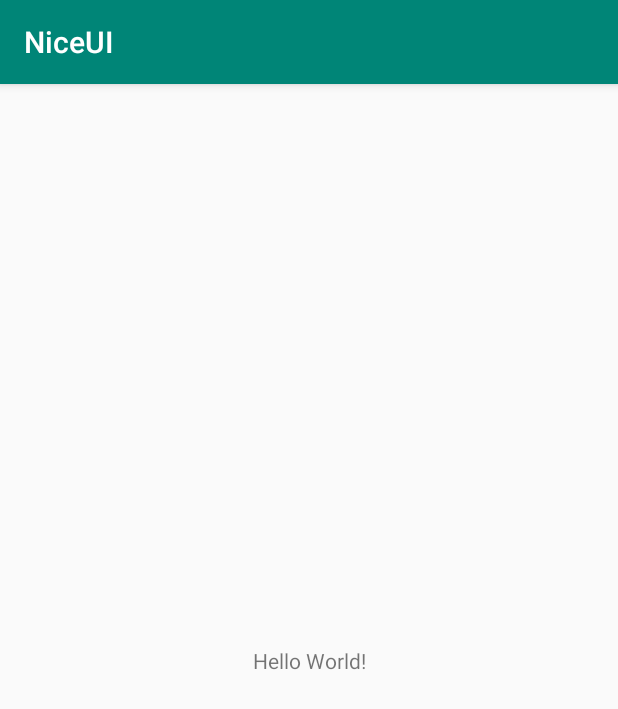
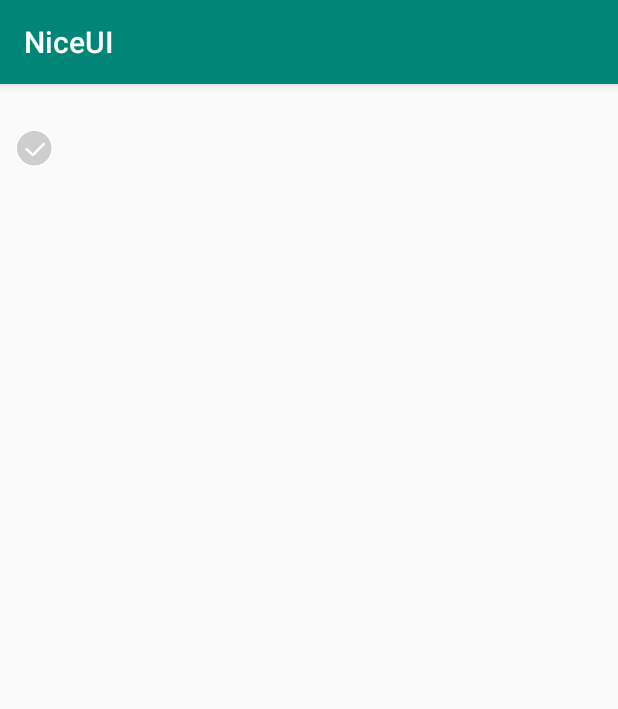
Before and after one commit to simplepeng/NiceUI, an Android app: the screen it shows after launch (MainActivity), on a phone screen of 412 x 824 dp. Shown: the top 709 px of the screen. Run offline under Robolectric (Android 15) with nearby library versions, the phone set to English and light mode, and no system bars.

Commit message:
add:NiceCheckView

```diff
--- a/app/src/main/java/demo/simple/niceui/MainActivity.kt
+++ b/app/src/main/java/demo/simple/niceui/MainActivity.kt
@@ -2,11 +2,16 @@ package demo.simple.niceui
 
 import androidx.appcompat.app.AppCompatActivity
 import android.os.Bundle
+import kotlinx.android.synthetic.main.activity_main.*
 
 class MainActivity : AppCompatActivity() {
 
     override fun onCreate(savedInstanceState: Bundle?) {
         super.onCreate(savedInstanceState)
         setContentView(R.layout.activity_main)
+
+        niceCheckView.setOnCheckedListener { checkView, isChecked ->
+
+        }
     }
 }
--- a/app/src/main/res/layout/activity_main.xml
+++ b/app/src/main/res/layout/activity_main.xml
@@ -6,13 +6,27 @@
     android:layout_height="match_parent"
     tools:context=".MainActivity">
 
-    <TextView
-        android:layout_width="wrap_content"
-        android:layout_height="wrap_content"
-        android:text="Hello World!"
-        app:layout_constraintBottom_toBottomOf="parent"
-        app:layout_constraintLeft_toLeftOf="parent"
-        app:layout_constraintRight_toRightOf="parent"
-        app:layout_constraintTop_toTopOf="parent" />
+    <ScrollView
+        android:layout_width="match_parent"
+        android:layout_height="match_parent"
+        android:padding="10dp">
+
+        <LinearLayout
+            android:layout_width="match_parent"
+            android:layout_height="wrap_content"
+            android:orientation="vertical">
+
+            <me.simple.ui.HorizontalProgressBar
+                android:layout_width="match_parent"
+                android:layout_height="10dp"
+                app:progress="50" />
+
+            <me.simple.ui.NiceCheckView
+                android:id="@+id/niceCheckView"
+                android:layout_width="wrap_content"
+                android:layout_height="wrap_content"
+                android:layout_marginTop="10dp" />
+        </LinearLayout>
+    </ScrollView>
 
 </androidx.constraintlayout.widget.ConstraintLayout>
--- /dev/null
+++ b/nice_ui/src/main/java/me/simple/ui/HorizontalProgressBar.kt
@@ -0,0 +1,88 @@
+package me.simple.ui
+
+import android.content.Context
+import android.graphics.Canvas
+import android.graphics.Color
+import android.graphics.drawable.GradientDrawable
+import android.util.AttributeSet
+import android.view.View
+
+class HorizontalProgressBar : View {
+
+    constructor(context: Context?) : super(context)
+    constructor(context: Context?, attrs: AttributeSet?) : super(context, attrs) {
+        initAttrs(attrs)
+    }
+
+    var radius: Int = 0
+
+    private val backgroundDrawable = GradientDrawable().apply {
+//        gradientType = GradientDrawable.LINEAR_GRADIENT
+//        shape = GradientDrawable.RECTANGLE
+        setStroke(1.dp, Color.BLACK)
+    }
+    private val progressBarDrawable = GradientDrawable()
+    private val secondProgressBarDrawable = GradientDrawable()
+
+    var progress: Int = 0
+        set(value) {
+            field = value
+            invalidate()
+        }
+
+    var max: Int = 100
+
+    private fun initAttrs(attrs: AttributeSet?) {
+        if (attrs == null) return
+        val attr =
+            context.obtainStyledAttributes(attrs, R.styleable.HorizontalProgressBar)
+
+        backgroundDrawable.setColor(
+            attr.getColor(
+                R.styleable.HorizontalProgressBar_backgroundColor,
+                Color.BLACK
+            )
+        )
+        progressBarDrawable.setColor(
+            attr.getColor(
+                R.styleable.HorizontalProgressBar_progressColor,
+                Color.WHITE
+            )
+        )
+        secondProgressBarDrawable.setColor(
+            attr.getColor(
+                R.styleable.HorizontalProgressBar_secondProgressColor,
+                Color.GRAY
+            )
+        )
+
+        progress = attr.getInt(R.styleable.HorizontalProgressBar_progress, 0)
+        max = attr.getInt(R.styleable.HorizontalProgressBar_max, 100)
+
+
+        attr.recycle()
+    }
+
+    init {
+
+    }
+
+    override fun onMeasure(widthMeasureSpec: Int, heightMeasureSpec: Int) {
+        super.onMeasure(widthMeasureSpec, heightMeasureSpec)
+
+    }
+
+    override fun onSizeChanged(w: Int, h: Int, oldw: Int, oldh: Int) {
+        super.onSizeChanged(w, h, oldw, oldh)
+        backgroundDrawable.setSize(w, h)
+    }
+
+    override fun onDraw(canvas: Canvas) {
+        val progressW = width / max * progress
+        progressBarDrawable.setSize(progressW, height)
+
+        backgroundDrawable.draw(canvas)
+//        secondProgressBarDrawable.draw(canvas)
+//        progressBarDrawable.draw(canvas)
+    }
+}
--- /dev/null
+++ b/nice_ui/src/main/java/me/simple/ui/NiceCheckView.kt
@@ -0,0 +1,89 @@
+package me.simple.ui
+
+import android.content.Context
+import android.util.AttributeSet
+import androidx.annotation.DrawableRes
+import androidx.appcompat.widget.AppCompatImageView
+
+class NiceCheckView : AppCompatImageView {
+
+    var autoChecked: Boolean = true
+    var isChecked: Boolean = false
+        set(value) {
+            changeStatus(value)
+            field = value
+        }
+
+    private var unCheckedResId: Int = R.drawable.ic_uncheck
+    private var checkedResId: Int = R.drawable.ic_checked
+
+    constructor(context: Context) : super(context) {
+        initAttrs(null)
+    }
+
+    constructor(context: Context, attrs: AttributeSet) : super(context, attrs) {
+        initAttrs(attrs)
+    }
+
+    constructor(context: Context?, attrs: AttributeSet?, defStyleAttr: Int) : super(
+        context,
+        attrs,
+        defStyleAttr
+    ) {
+        initAttrs(attrs)
+    }
+
+    private fun initAttrs(attrs: AttributeSet?) {
+        if (attrs != null) {
+            val typedArray = context.obtainStyledAttributes(attrs, R.styleable.NiceCheckView)
+            unCheckedResId = typedArray.getResourceId(
+                R.styleable.NiceCheckView_unCheckedRes,
+                R.drawable.ic_uncheck
+            )
+            checkedResId = typedArray.getResourceId(
+                R.styleable.NiceCheckView_checkedRes,
+                R.drawable.ic_checked
+            )
+            isChecked = typedArray.getBoolean(R.styleable.NiceCheckView_isChecked, false)
+            typedArray.recycle()
+        }
+        changeStatus(isChecked)
+    }
+
+    private fun changeStatus(isChecked: Boolean) {
+        if (isChecked) {
+            setImageResource(checkedResId)
+        } else {
+            setImageResource(unCheckedResId)
+        }
+    }
+
+    private fun setResId(
+        @DrawableRes
+        unCheckedResId: Int,
+        @DrawableRes
+        checkedResId: Int
+    ) {
+        this.unCheckedResId = unCheckedResId
+        this.checkedResId = checkedResId
+        changeStatus(isChecked)
+    }
+
+    fun setOnCheckedListener(
+        onChecked: (
+            checkView: NiceCheckView,
+            isChecked: Boolean
+        ) -> Unit
+    ) {
+        this.setOnClickListener {
+            if (!autoChecked) {
+                onChecked.invoke(this, isChecked)
+                return@setOnClickListener
+            }
+
+            this.isChecked = !isChecked
+            onChecked.invoke(this, isChecked)
+        }
+
+    }
+}
--- /dev/null
+++ b/nice_ui/src/main/java/me/simple/ui/ViewKtx.kt
@@ -0,0 +1,33 @@
+package me.simple.ui
+
+import android.content.res.Resources
+
+/**
+ * px to dp
+ */
+val Int.dp: Int
+    get() = this.toFloat().dp.toInt()
+
+val Long.dp: Long
+    get() = this.toFloat().dp.toLong()
+
+val Double.dp: Double
+    get() = this.toFloat().dp.toDouble()
+
+val Float.dp: Float
+    get() = Resources.getSystem().displayMetrics.density * this + 0.5f
+
+/**
+ * px to sp
+ */
+val Int.sp: Int
+    get() = this.toFloat().sp.toInt()
+
+val Long.sp: Long
+    get() = this.toFloat().sp.toLong()
+
+val Double.sp: Double
+    get() = this.toFloat().sp.toDouble()
+
+val Float.sp: Float
+    get() = this / Resources.getSystem().displayMetrics.scaledDensity + 0.5f
```
Also changed, not shown: nice_ui/src/main/res/values/horizontal_progress_bar_attrs.xml (added, +11 -0 lines), nice_ui/src/main/res/values/nice_check_view_attrs.xml (added, +8 -0 lines), nice_ui/src/main/res/drawable-xxhdpi/ic_checked.png (added), nice_ui/src/main/res/drawable-xxhdpi/ic_uncheck.png (added).
